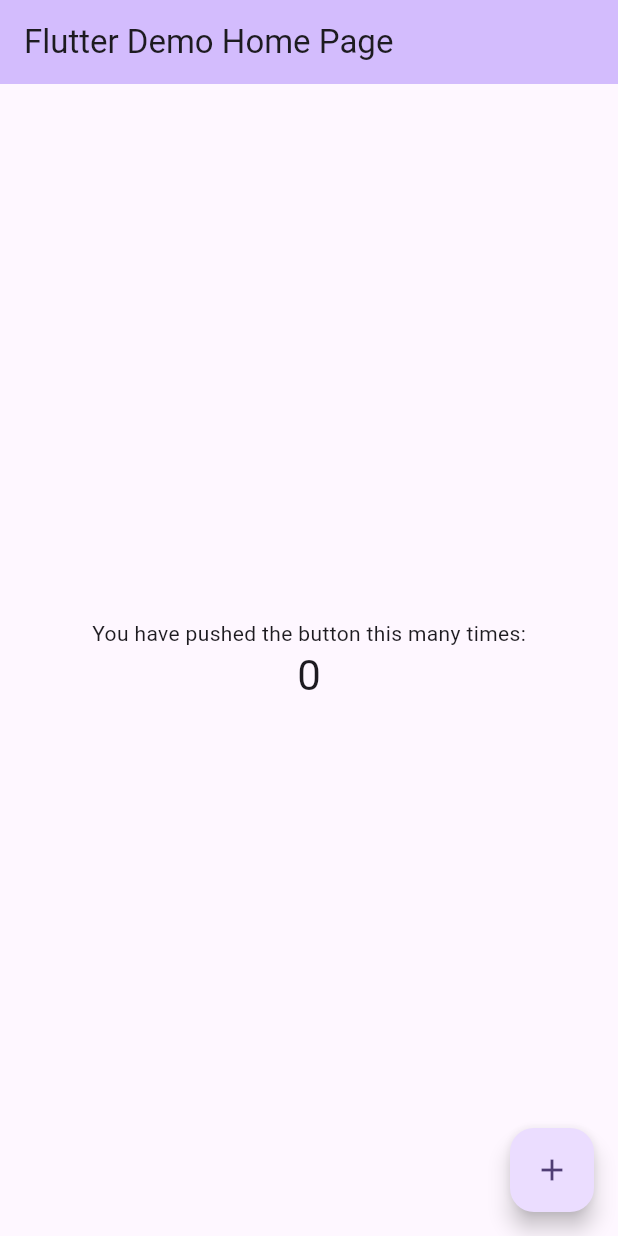
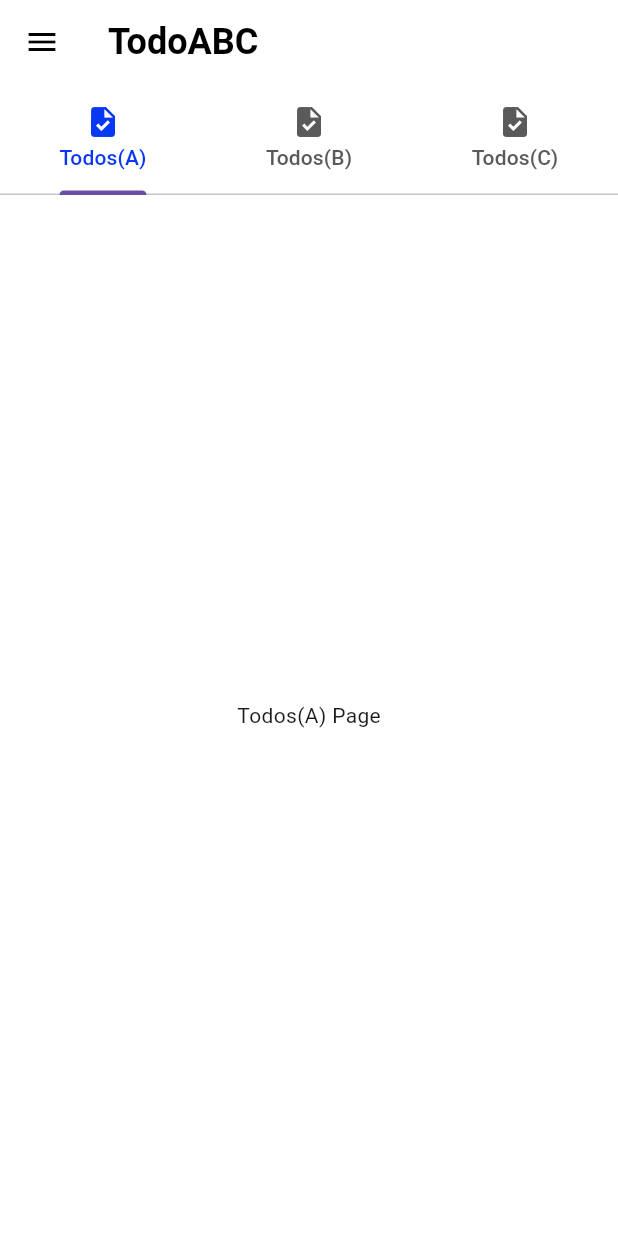
Before and after one commit to mseaman26/todo-ABC, a Flutter app: the screen it shows after launch, on a phone screen of 412 x 824 dp. Run offline on Flutter 3.47's test engine with Material 3 defaults, Android fonts, the phone set to English and light mode, and no system bars.

```diff
--- a/flutter_app/lib/main.dart
+++ b/flutter_app/lib/main.dart
@@ -1,4 +1,5 @@
 import 'package:flutter/material.dart';
+import 'package:flutter_app/pages/home_page.dart';
 
 void main() {
   runApp(const MyApp());
@@ -11,115 +12,19 @@ class MyApp extends StatelessWidget {
   @override
   Widget build(BuildContext context) {
     return MaterialApp(
-      title: 'Flutter Demo',
+      debugShowCheckedModeBanner: false,
+      home: HomePage(),
+      //default background of pages to white
       theme: ThemeData(
-        // This is the theme of your application.
-        //
-        // TRY THIS: Try running your application with "flutter run". You'll see
-        // the application has a purple toolbar. Then, without quitting the app,
-        // try changing the seedColor in the colorScheme below to Colors.green
-        // and then invoke "hot reload" (save your changes or press the "hot
-        // reload" button in a Flutter-supported IDE, or press "r" if you used
-        // the command line to start the app).
-        //
-        // Notice that the counter didn't reset back to zero; the application
-        // state is not lost during the reload. To reset the state, use hot
-        // restart instead.
-        //
-        // This works for code too, not just values: Most code changes can be
-        // tested with just a hot reload.
-        colorScheme: ColorScheme.fromSeed(seedColor: Colors.deepPurple),
-        useMaterial3: true,
+        scaffoldBackgroundColor: Colors.white,
+        appBarTheme: const AppBarTheme(
+          backgroundColor: Colors.white,
+          elevation: 0,
+          iconTheme: IconThemeData(color: Colors.black, ),
+
+          titleTextStyle: TextStyle(color: Colors.black),
+        ),
       ),
-      home: const MyHomePage(title: 'Flutter Demo Home Page'),
     );
   }
 }
-
-class MyHomePage extends StatefulWidget {
-  const MyHomePage({super.key, required this.title});
-
-  // This widget is the home page of your application. It is stateful, meaning
-  // that it has a State object (defined below) that contains fields that affect
-  // how it looks.
-
-  // This class is the configuration for the state. It holds the values (in this
-  // case the title) provided by the parent (in this case the App widget) and
-  // used by the build method of the State. Fields in a Widget subclass are
-  // always marked "final".
-
-  final String title;
-
-  @override
-  State<MyHomePage> createState() => _MyHomePageState();
-}
-
-class _MyHomePageState extends State<MyHomePage> {
-  int _counter = 0;
-
-  void _incrementCounter() {
-    setState(() {
-      // This call to setState tells the Flutter framework that something has
-      // changed in this State, which causes it to rerun the build method below
-      // so that the display can reflect the updated values. If we changed
-      // _counter without calling setState(), then the build method would not be
-      // called again, and so nothing would appear to happen.
-      _counter++;
-    });
-  }
-
-  @override
-  Widget build(BuildContext context) {
-    // This method is rerun every time setState is called, for instance as done
-    // by the _incrementCounter method above.
-    //
-    // The Flutter framework has been optimized to make rerunning build methods
-    // fast, so that you can just rebuild anything that needs updating rather
-    // than having to individually change instances of widgets.
-    return Scaffold(
-      appBar: AppBar(
-        // TRY THIS: Try changing the color here to a specific color (to
-        // Colors.amber, perhaps?) and trigger a hot reload to see the AppBar
-        // change color while the other colors stay the same.
-        backgroundColor: Theme.of(context).colorScheme.inversePrimary,
-        // Here we take the value from the MyHomePage object that was created by
-        // the App.build method, and use it to set our appbar title.
-        title: Text(widget.title),
-      ),
-      body: Center(
-        // Center is a layout widget. It takes a single child and positions it
-        // in the middle of the parent.
-        child: Column(
-          // Column is also a layout widget. It takes a list of children and
-          // arranges them vertically. By default, it sizes itself to fit its
-          // children horizontally, and tries to be as tall as its parent.
-          //
-          // Column has various properties to control how it sizes itself and
-          // how it positions its children. Here we use mainAxisAlignment to
-          // center the children vertically; the main axis here is the vertical
-          // axis because Columns are vertical (the cross axis would be
-          // horizontal).
-          //
-          // TRY THIS: Invoke "debug painting" (choose the "Toggle Debug Paint"
-          // action in the IDE, or press "p" in the console), to see the
-          // wireframe for each widget.
-          mainAxisAlignment: MainAxisAlignment.center,
-          children: <Widget>[
-            const Text(
-              'You have pushed the button this many times:',
-            ),
-            Text(
-              '$_counter',
-              style: Theme.of(context).textTheme.headlineMedium,
-            ),
-          ],
-        ),
-      ),
-      floatingActionButton: FloatingActionButton(
-        onPressed: _incrementCounter,
-        tooltip: 'Increment',
-        child: const Icon(Icons.add),
-      ), // This trailing comma makes auto-formatting nicer for build methods.
-    );
-  }
-}
--- /dev/null
+++ b/flutter_app/lib/pages/home_page.dart
@@ -0,0 +1,45 @@
+import 'package:flutter/material.dart';
+
+class HomePage extends StatefulWidget {
+  const HomePage({super.key});
+
+  @override
+  State<HomePage> createState() => _HomePageState();
+}
+
+class _HomePageState extends State<HomePage> {
+  @override
+  Widget build(BuildContext context) {
+    return DefaultTabController(
+      length: 3,
+      child: Scaffold(
+        drawer: Drawer(),
+        appBar: AppBar(
+          title: const Text('TodoABC',
+            style: TextStyle(
+              color: Colors.black,
+              fontSize: 24,
+              fontWeight: FontWeight.bold,
+            ),
+          ),
+          bottom: const TabBar(
+            labelColor: Color.fromARGB(255, 9, 56, 244),
+            unselectedLabelColor: Color.fromARGB(255, 90, 90, 90),
+            tabs: [
+              Tab(icon: Icon(Icons.task), text: 'Todos(A)'),
+              Tab(icon: Icon(Icons.task), text: 'Todos(B)'),
+              Tab(icon: Icon(Icons.task), text: 'Todos(C)'),
+            ],
+          ),
+        ),
+        body: const TabBarView(
+          children: [
+            Center(child: Text('Todos(A) Page')),
+            Center(child: Text('Todos(B) Page')),
+            Center(child: Text('Todos(C) Page')),
+          ],
+        ),
+      ),
+    );
+  }
+}
```
Also changed, not shown: flutter_app/lib/models/todo_model.dart (added, +11 -0 lines), flutter_app/lib/models/todo_state.dart (added, +26 -0 lines), 3 other files.
